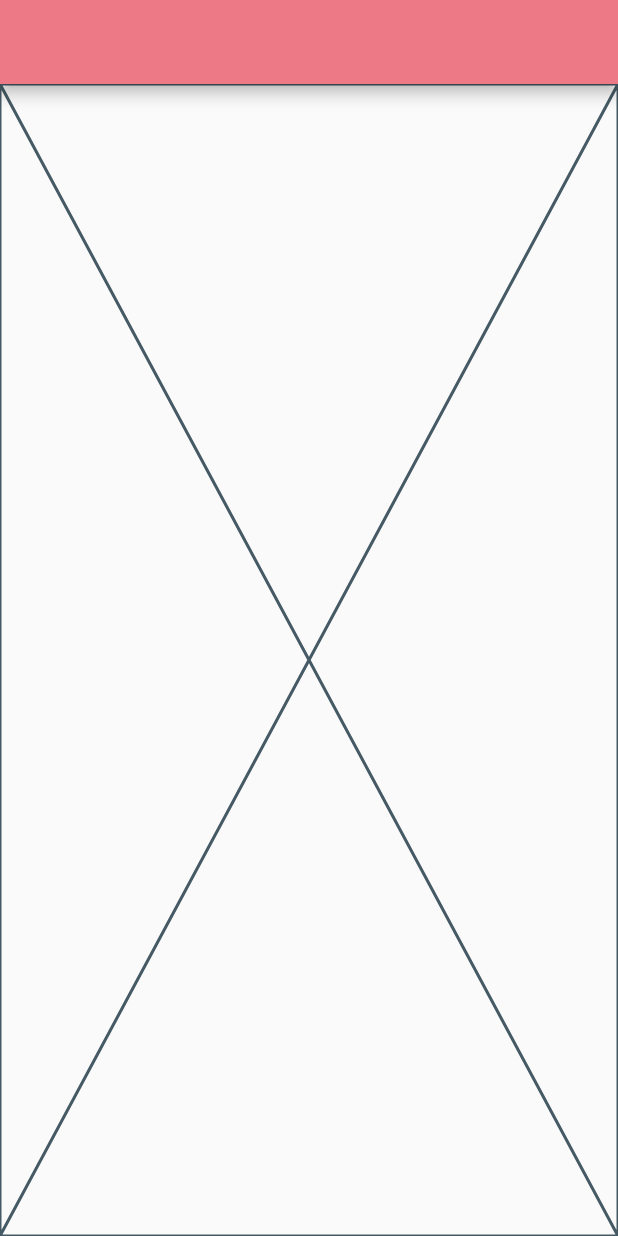
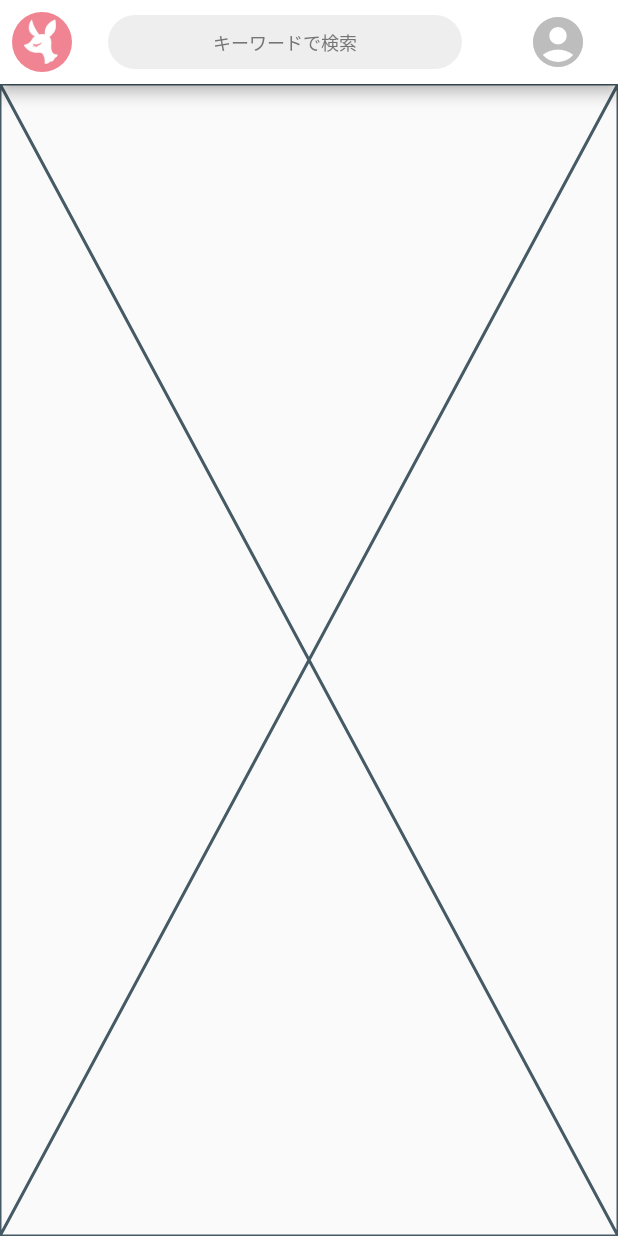
Before and after one commit to moguaiyuki/lips_clone, a Flutter app: the screen it shows after launch, on a phone screen of 412 x 824 dp. Run offline on Flutter 3.47's test engine with Material 2 defaults, Android fonts, the phone set to English and light mode, and no system bars.

Commit message:
Implemented App bar

```diff
--- a/lib/main.dart
+++ b/lib/main.dart
@@ -12,6 +12,7 @@ class MyApp extends StatelessWidget {
   Widget build(BuildContext context) {
     return MaterialApp(
       title: 'Lips Clone',
+      debugShowCheckedModeBanner: false,
       theme: ThemeData(
         primaryColor: Color(0xFFED7987),
         visualDensity: VisualDensity.adaptivePlatformDensity,
--- a/lib/pages/home_page/home_page.dart
+++ b/lib/pages/home_page/home_page.dart
@@ -4,7 +4,44 @@ class HomePage extends StatelessWidget {
   @override
   Widget build(BuildContext context) {
     return Scaffold(
-      appBar: AppBar(),
+      appBar: AppBar(
+        backgroundColor: Colors.white,
+        leading: const Padding(
+          padding: EdgeInsets.all(8.0),
+          child: ClipOval(
+            child: Image(
+              image: AssetImage('assets/icons/icon_white.png'),
+              fit: BoxFit.cover,
+            ),
+          ),
+        ),
+        title: FlatButton(
+          padding: EdgeInsets.symmetric(horizontal: 70),
+          shape: StadiumBorder(),
+          color: Colors.grey[200],
+          onPressed: () {},
+          child: Text(
+            'キーワードで検索',
+            style: TextStyle(
+                color: Colors.grey[600],
+                fontSize: 12,
+                fontWeight: FontWeight.w500),
+          ),
+        ),
+        actions: [
+          Padding(
+            padding: const EdgeInsets.only(right: 20),
+            child: IconButton(
+              onPressed: () {},
+              icon: Icon(
+                Icons.account_circle,
+                color: Colors.grey[400],
+                size: 40,
+              ),
+            ),
+          )
+        ],
+      ),
       body: Placeholder(),
     );
   }
--- a/pubspec.yaml
+++ b/pubspec.yaml
@@ -45,9 +45,8 @@ flutter:
   uses-material-design: true
 
   # To add assets to your application, add an assets section, like this:
-  # assets:
-  #   - images/a_dot_burr.jpeg
-  #   - images/a_dot_ham.jpeg
+  assets:
+    - assets/icons/
 
   # An image asset can refer to one or more resolution-specific "variants", see
   # https://flutter.dev/assets-and-images/#resolution-aware.
```
Also changed, not shown: assets/icons/icon_white.png (added).
